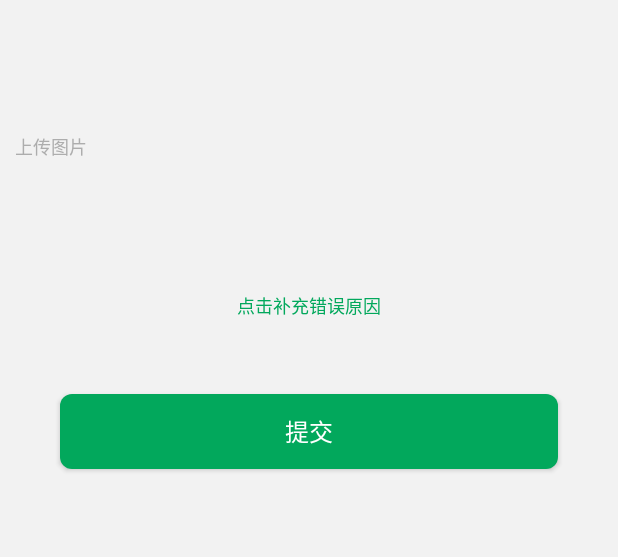
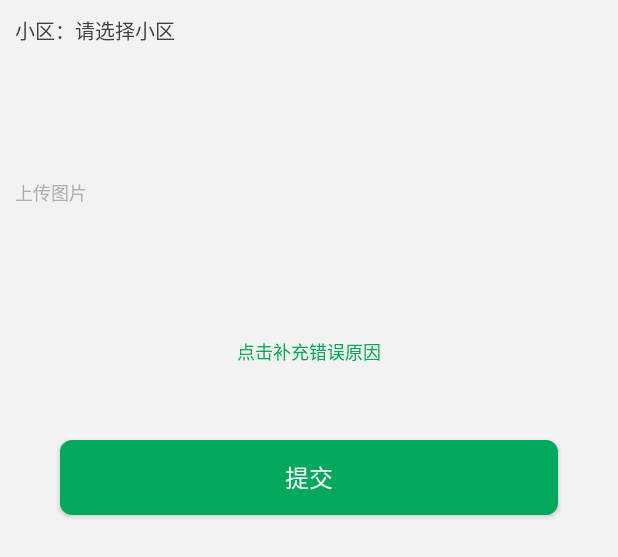
Before and after one commit to spzhongwin/fctgAndroid, an Android app: the layout layout_fenjian_page_two.xml on its own in the app's theme, with its tools: preview values and no code run, on a phone screen of 412 x 824 dp. Shown: the top 557 px of the screen. Run offline under Robolectric (Android 15) with nearby library versions, the phone set to English and light mode, and no system bars.

Commit message:
1.替换首页图片，督察添加扫码之后获取房间号信息并展示，

```diff
--- a/RubbishClassification/app/src/main/java/com/example/rubbishclassification/tools/AppURI.java
+++ b/RubbishClassification/app/src/main/java/com/example/rubbishclassification/tools/AppURI.java
@@ -70,6 +70,11 @@ public class AppURI {
      * 分拣
      * */
     public static String upSorting = domain+evn+"/sorting/upSorting";
+
+    /**
+     * 督察，扫描结果查询小区信息
+     * */
+    public static String sweepcCodeSorting = domain+evn+"/sorting/sweepcCodeSorting";
     /**
      * 物业人员发放袋子
      * */
--- a/RubbishClassification/app/src/main/res/layout/activity_capture.xml
+++ b/RubbishClassification/app/src/main/res/layout/activity_capture.xml
@@ -85,7 +85,8 @@
                 android:layout_gravity="center"
                 android:gravity="center"
                 android:textColor="@color/myColor"
-                android:textSize="16sp" />
+                android:textSize="16sp"
+                android:visibility="gone"/>
 
             <TextView
                 android:layout_width="match_parent"
--- a/RubbishClassification/app/src/main/res/layout/layout_fenjian_page_two.xml
+++ b/RubbishClassification/app/src/main/res/layout/layout_fenjian_page_two.xml
@@ -15,23 +15,19 @@
             android:layout_width="wrap_content"
             android:layout_height="wrap_content"
             android:layout_alignParentLeft="true"
-            android:orientation="vertical">
+            android:orientation="horizontal">
+            <TextView
+                android:layout_width="wrap_content"
+                android:layout_height="wrap_content"
+                android:text="小区："
+                android:textSize="13sp"
+                android:textColor="@color/black"/>
             <TextView
                 android:id="@+id/layout_fenjian_two_xiaoqu"
                 android:layout_width="wrap_content"
                 android:layout_height="wrap_content"
-                android:text=""
+                android:text="请选择小区"
                 android:textSize="13sp"
-                android:textColor="@color/black"/>
-
-            <TextView
-                android:id="@+id/layout_fenjian_two_fangjianhao"
-                android:layout_width="wrap_content"
-                android:layout_height="wrap_content"
-                android:paddingTop="5dp"
-                android:text=""
-                android:textSize="13sp"
-                android:visibility="gone"
                 android:textColor="@color/black"/>
         </LinearLayout>
         <TextView
@@ -47,9 +43,19 @@
             android:gravity="center"
             android:textColor="@color/gray"/>
     </RelativeLayout>
-
-
-
+    <LinearLayout
+        android:layout_width="match_parent"
+        android:layout_height="wrap_content"
+        android:layout_marginTop="10dp"
+        android:orientation="horizontal">
+        <TextView
+            android:id="@+id/layout_fenjian_two_fangjianhao"
+            android:layout_width="wrap_content"
+            android:layout_height="wrap_content"
+            android:text=""
+            android:textSize="13sp"
+            android:textColor="@color/black"/>
+    </LinearLayout>
     <com.example.rubbishclassification.view.MyGridView
         android:id="@+id/layout_fenjian_two_grid_view"
         android:layout_width="match_parent"
```
Also changed, not shown: RubbishClassification/app/src/main/java/com/example/rubbishclassification/activity/FenjianPageTwoActivity.java (+33 -1 lines), RubbishClassification/app/src/main/java/com/example/rubbishclassification/zxing/android/CaptureActivity.java (+55 -22 lines), RubbishClassification/app/src/main/res/mipmap-xxxhdpi/shouye.jpg.
